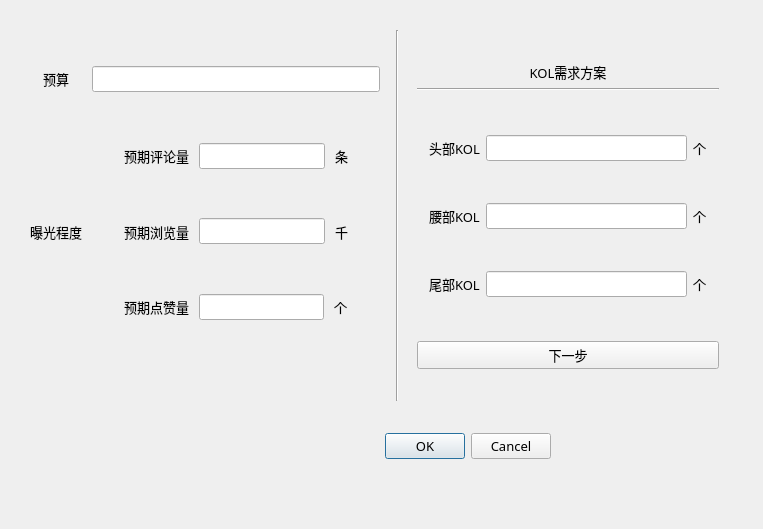
Old version of the form Qt_UI/New_Build.ui in the repository sltlala/PyQt5-demo.
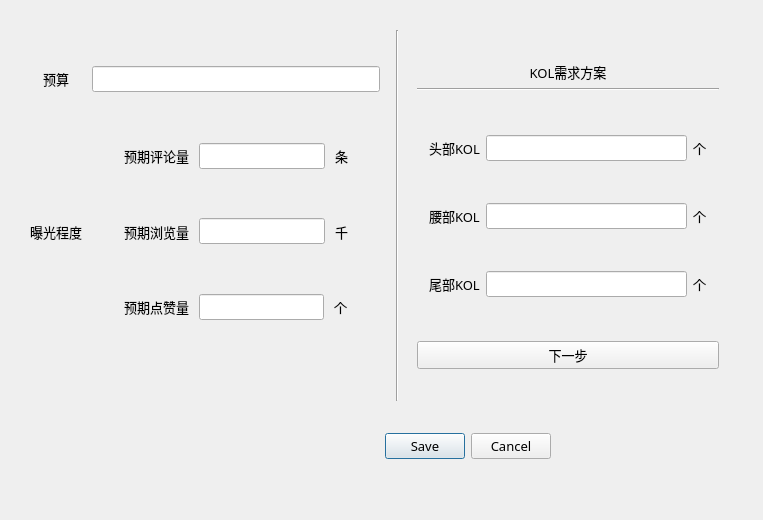
New version of the form.

Patch:
```diff
--- a/Qt_UI/New_Build.ui
+++ b/Qt_UI/New_Build.ui
@@ -7,9 +7,21 @@
     <x>0</x>
     <y>0</y>
     <width>763</width>
-    <height>529</height>
+    <height>520</height>
    </rect>
   </property>
+  <property name="minimumSize">
+   <size>
+    <width>763</width>
+    <height>520</height>
+   </size>
+  </property>
+  <property name="maximumSize">
+   <size>
+    <width>763</width>
+    <height>520</height>
+   </size>
+  </property>
   <property name="font">
    <font>
     <family>微软雅黑</family>
@@ -32,7 +44,10 @@
     <enum>Qt::Horizontal</enum>
    </property>
    <property name="standardButtons">
-    <set>QDialogButtonBox::Cancel|QDialogButtonBox::Ok</set>
+    <set>QDialogButtonBox::Cancel|QDialogButtonBox::Save</set>
+   </property>
+   <property name="centerButtons">
+    <bool>false</bool>
    </property>
   </widget>
   <widget class="QWidget" name="horizontalLayoutWidget_7">
```
